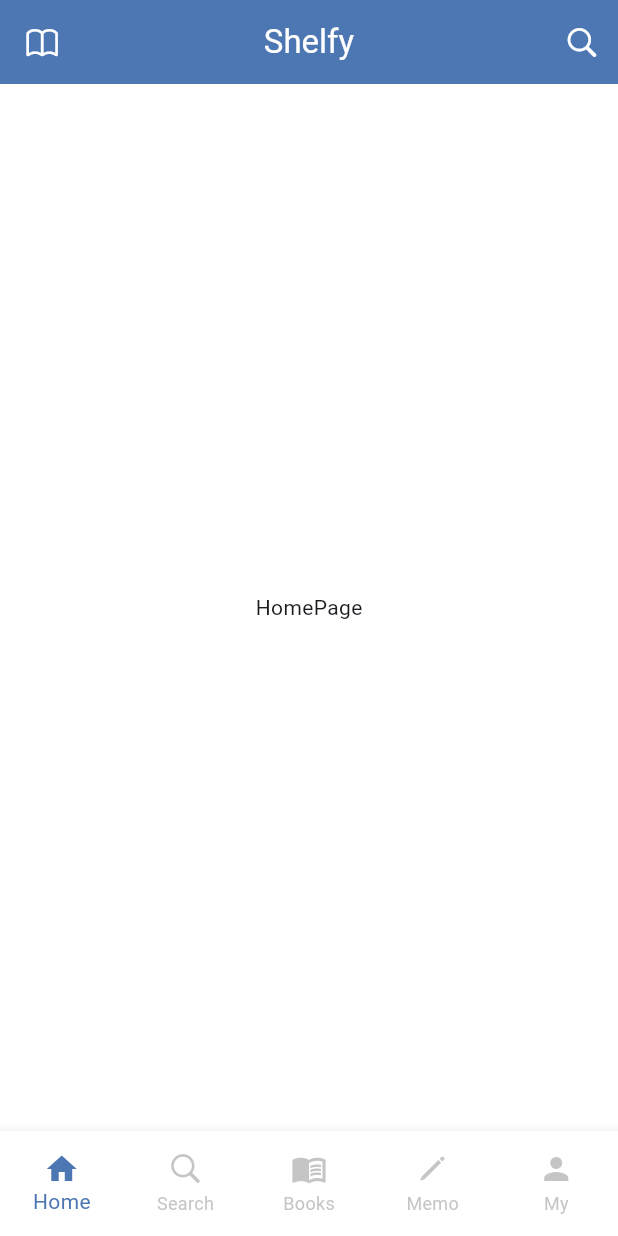
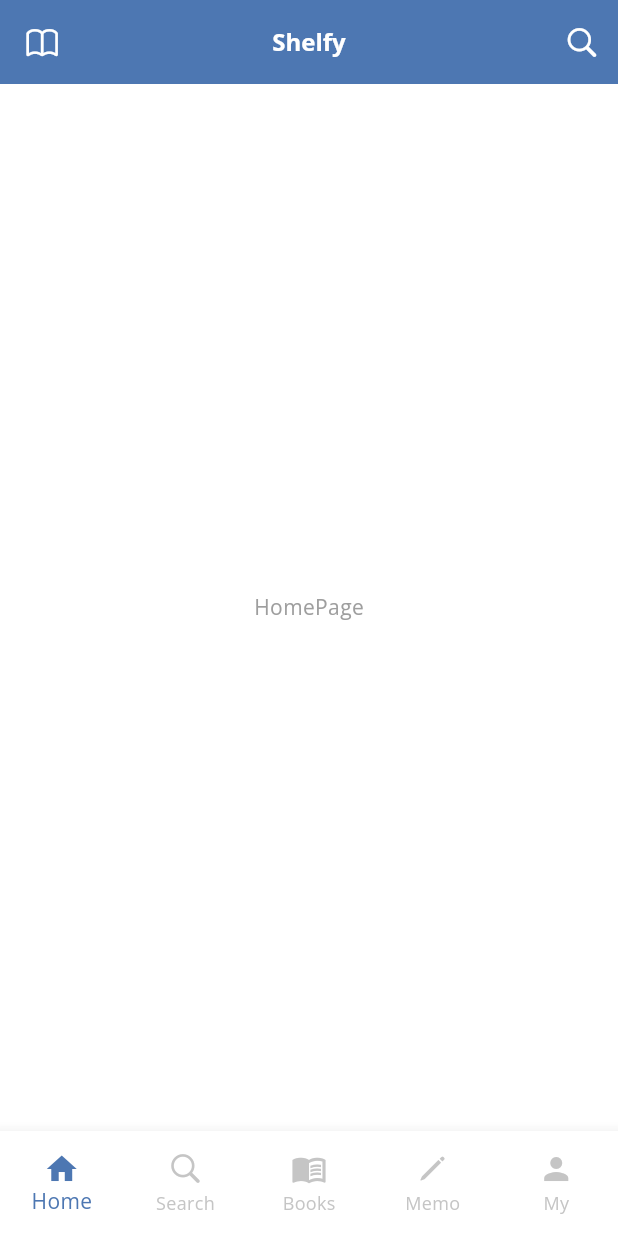
Before and after one commit to ywha0206/Shelfy-Front, a Flutter app: the screen it shows after launch, on a phone screen of 412 x 824 dp. Run offline on Flutter 3.47's test engine with Material 3 defaults, Android fonts, the light colour scheme and no system bars; our stand-ins replace google_fonts, logger.

Commit message:
테마 기본 설정

```diff
--- a/lib/main.dart
+++ b/lib/main.dart
@@ -1,4 +1,5 @@
 import 'package:flutter/material.dart';
+import 'package:shelfy_team_project/theme.dart';
 
 import 'pages/main_screen.dart';
 
@@ -14,6 +15,7 @@ class ShelfUI extends StatelessWidget {
     return MaterialApp(
       title: 'shelfy_ui',
       debugShowCheckedModeBanner: false,
+      theme: mTheme(), // 테마를 적용
       initialRoute: '/',
       routes: {
         '/': (context) => const MainScreen(),
--- a/lib/pages/main_screen.dart
+++ b/lib/pages/main_screen.dart
@@ -21,26 +21,21 @@ class _MainPageState extends State<MainScreen> {
   Widget build(BuildContext context) {
     return SafeArea(
       child: Scaffold(
-        backgroundColor: Colors.white,
         appBar: AppBar(
           // title 중앙 정렬
           centerTitle: true,
-          backgroundColor: const Color(0xFF4D77B2),
           scrolledUnderElevation: 0,
           leading: Icon(
             CupertinoIcons.book,
-            color: Colors.white,
           ),
           title: Text(
             'Shelfy',
-            style: TextStyle(color: Colors.white),
           ),
           actions: [
             IconButton(
               onPressed: () {},
               icon: Icon(
                 CupertinoIcons.search,
-                color: Colors.white,
               ),
             ),
           ],
@@ -78,9 +73,6 @@ class _MainPageState extends State<MainScreen> {
                 });
               },
               showUnselectedLabels: true,
-              backgroundColor: Colors.white,
-              selectedItemColor: const Color(0xFF4D77B2),
-              unselectedItemColor: Colors.grey.withOpacity(0.6),
               items: const [
                 BottomNavigationBarItem(
                   icon: Icon(Icons.home),
--- a/lib/theme.dart
+++ b/lib/theme.dart
@@ -23,22 +23,23 @@ TextTheme textTheme() {
 AppBarTheme appBarTheme() {
   return AppBarTheme(
     centerTitle: false,
-    color: Colors.white,
+    color: const Color(0xFF4D77B2), // AppBar 배경색
     elevation: 0.0,
-    iconTheme: IconThemeData(color: Colors.black),
+    iconTheme: IconThemeData(color: Colors.white),
     titleTextStyle: GoogleFonts.openSans(
-        fontSize: 16,
-        fontWeight: FontWeight.bold,
-        color: Colors.black // 앱바 제목 텍스트 색상
-        ),
+      fontSize: 16,
+      fontWeight: FontWeight.bold,
+      color: Colors.white,
+    ),
   );
 }
 
 // 바텀네비게이션바 테마 설정
 BottomNavigationBarThemeData bottomNavigationBarTheme() {
   return BottomNavigationBarThemeData(
-    selectedItemColor: Colors.orange, // 선택된 아이템 색상
-    unselectedItemColor: Colors.black54, // 선택되지 않은 아이템 색상
+    backgroundColor: Colors.white, // BottomNavigationBar 배경색
+    selectedItemColor: const Color(0xFF4D77B2), // 선택된 아이템 색상
+    unselectedItemColor: Colors.grey.withOpacity(0.6), // 선택되지 않은 아이템 색상
     showUnselectedLabels: true, // 선택 안된 라벨 표시 여부 설정
   );
 }
@@ -51,7 +52,10 @@ ThemeData mTheme() {
     // colorScheme: ColorScheme.fromSeed(seedColor: Colors.orange)
     // 우리가 직접 지정 함
     colorScheme: ColorScheme.fromSwatch(
-      primarySwatch: Colors.orange,
+      primarySwatch: Colors.blue,
+    ).copyWith(
+      primary: const Color(0xFF4D77B2), // 주요 색상
+      secondary: const Color(0xFF5B6A95), // 보조 색상
     ),
     scaffoldBackgroundColor: Colors.white,
     textTheme: textTheme(),
```
